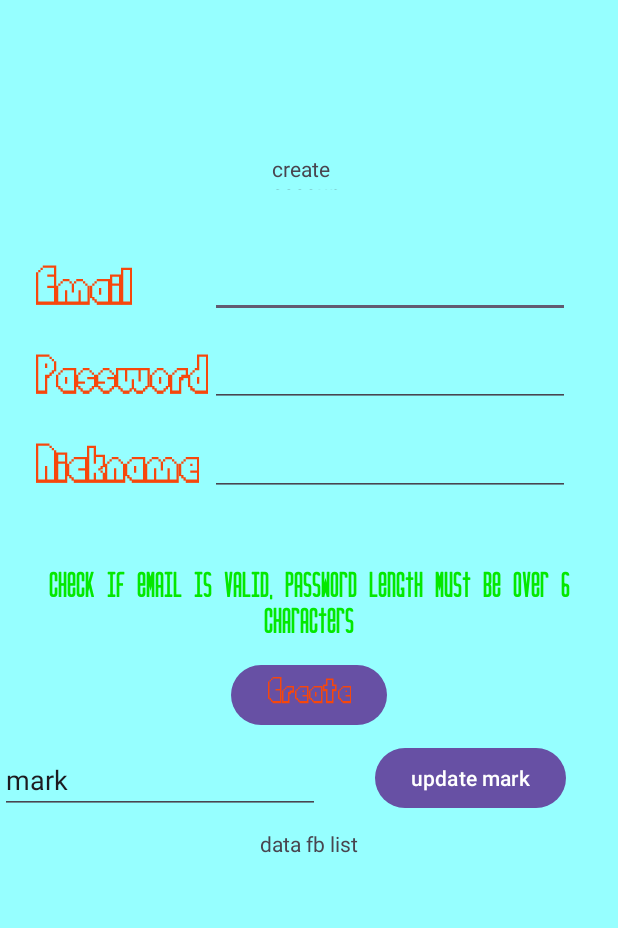
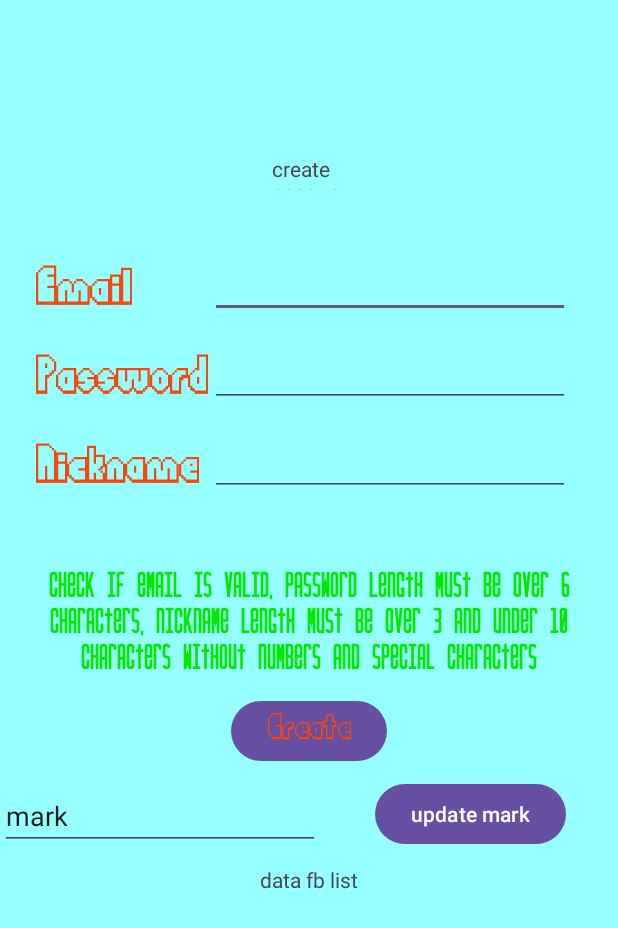
Before and after one commit to tranvietan2001/Kotlin_android_game_myflappybird, an Android app: the CreateAccountActivity screen opened directly, with no data from a screen before it, after a tap on "Create", on a phone screen of 412 x 824 dp. Shown: the top 928 px of the screen. Run offline under Robolectric (Android 15) with nearby library versions, the phone set to English and light mode, and no system bars; our stand-ins replace Firebase (no records; nobody signed in at launch, a user with empty details on screens opened directly).

Commit message:
add playBtn; add string-vi; update name player onl/offl

```diff
--- a/app/src/main/java/com/example/mybird/CreateAccountActivity.kt
+++ b/app/src/main/java/com/example/mybird/CreateAccountActivity.kt
@@ -49,18 +49,22 @@ class CreateAccountActivity : AppCompatActivity() {
             val name = nameAccTxt.text
 
             val isCheckEmail = isValidEmail(email.toString())
+            val isCheckName = isValidNameAcc(name.toString())
 
-            Toast.makeText(this, "$isCheckEmail", Toast.LENGTH_SHORT).show()
+//            Toast.makeText(this, "$isCheckEmail", Toast.LENGTH_SHORT).show()
 
             // nếu ok thì chuyển đế tram login
-            if (isCheckEmail && password.toString().length >=6) {
+            if (isCheckEmail && password.toString().length >=6 && isCheckName) {
                 // Gọi hàm tạo tài khoản trong coroutine
                 lifecycleScope.launch {
                     val result = firebaseManager.createAccount(email.toString(), password.toString())
                     Toast.makeText(this@CreateAccountActivity, result, Toast.LENGTH_SHORT).show()
-
                     val nameResult = firebaseManager.createAccountName(name.toString())
                     Toast.makeText(this@CreateAccountActivity, nameResult, Toast.LENGTH_SHORT).show()
+
+
+                    // thêm điều kiệm -> phải đổi kiểu trả về thành t/f hoặc string quy ước, -> xét hiển thị notifical
+
                 }
             } else {
                 // rule create acc
@@ -100,4 +104,8 @@ class CreateAccountActivity : AppCompatActivity() {
         val emailRegex = "^[a-zA-Z0-9._%+-]{3,}+@[a-zA-Z0-9.-]+\\.[a-zA-Z]{2,}$"
         return Regex(emailRegex).matches(email.trim())
     }
+    fun isValidNameAcc(name: String): Boolean{
+        val nameRegex = "^[a-zA-Z]{3,10}$"
+        return Regex(nameRegex).matches(name.trim())
+    }
 }
--- a/app/src/main/java/com/example/mybird/InforAfterLoginActivity.kt
+++ b/app/src/main/java/com/example/mybird/InforAfterLoginActivity.kt
@@ -29,7 +29,11 @@ class InforAfterLoginActivity : AppCompatActivity() {
 
         nameAccountTxt.text = nameAccount
 
-        playBtn.setOnClickListener {  }
+        playBtn.setOnClickListener {
+            val changeUi = Intent(this,PlayGameActivity::class.java)
+            changeUi.putExtra("NAME_ACCOUNT", nameAccount)
+            startActivity(changeUi)
+        }
 
         rankBtn.setOnClickListener {
             val changeUi = Intent(this, RankRecyclerViewActivity::class.java)
--- a/app/src/main/java/com/example/mybird/MainActivity.kt
+++ b/app/src/main/java/com/example/mybird/MainActivity.kt
@@ -39,6 +39,7 @@ class MainActivity : AppCompatActivity() {
             Toast.makeText(this,"offline", Toast.LENGTH_SHORT).show()
 
             val changeUi = Intent(this,PlayGameActivity::class.java)
+            changeUi.putExtra("NAME_ACCOUNT", "@Off_play")
             startActivity(changeUi)
 //            finish()
         }
--- a/app/src/main/res/values/strings.xml
+++ b/app/src/main/res/values/strings.xml
@@ -7,7 +7,7 @@
     <string name="email">Email</string>
     <string name="create_account">create account</string>
     <string name="emailTxt">Email</string>
-    <string name="check_if_email_is_valid_password_length_must_be_over_6_characters">Check if email is valid, password length must be over 6 characters</string>
+    <string name="check_if_email_is_valid_password_length_must_be_over_6_characters">Check if email is valid, password length must be over 6 characters, nickname length must be over 3 and under 10 characters without numbers and special characters</string>
     <string name="login_failed_please_check_your_information_again">Login failed, please check your information again!</string>
     <string name="if_you_do_not_have_an_account_please_click_here">If you do not have an account, please click here</string>
     <string name="forgot_password">Forgot password</string>
@@ -20,4 +20,5 @@
     <string name="email_dose_not_exist">Email does not exist, please check again</string>
     <string name="achievement_ranking">Achievement Ranking</string>
     <string name="search">Search</string>
+    <string name="no_name">---</string>
 </resources>
```
Also changed, not shown: app/src/main/java/com/example/mybird/GameManager.kt (+14 -5 lines), app/src/main/java/com/example/mybird/PlayGameActivity.kt (+17 -0 lines), app/src/main/java/com/example/mybird/sprites/GameMessage.kt (+30 -0 lines), app/src/main/res/layout/activity_main.xml (+15 -0 lines), 1 other file.
